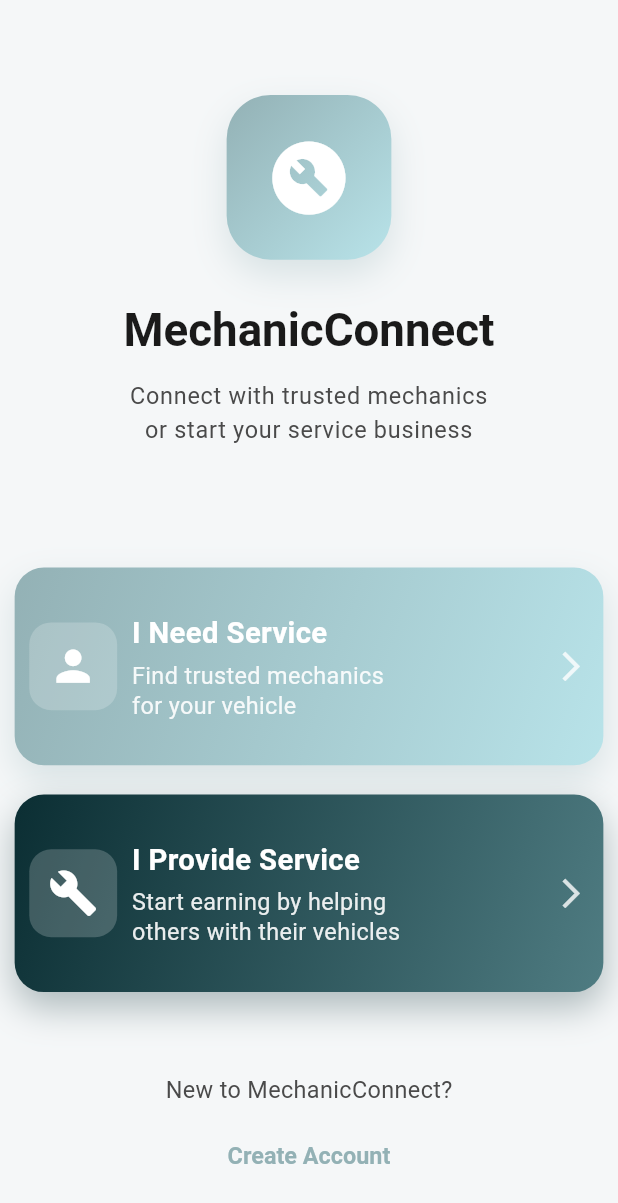
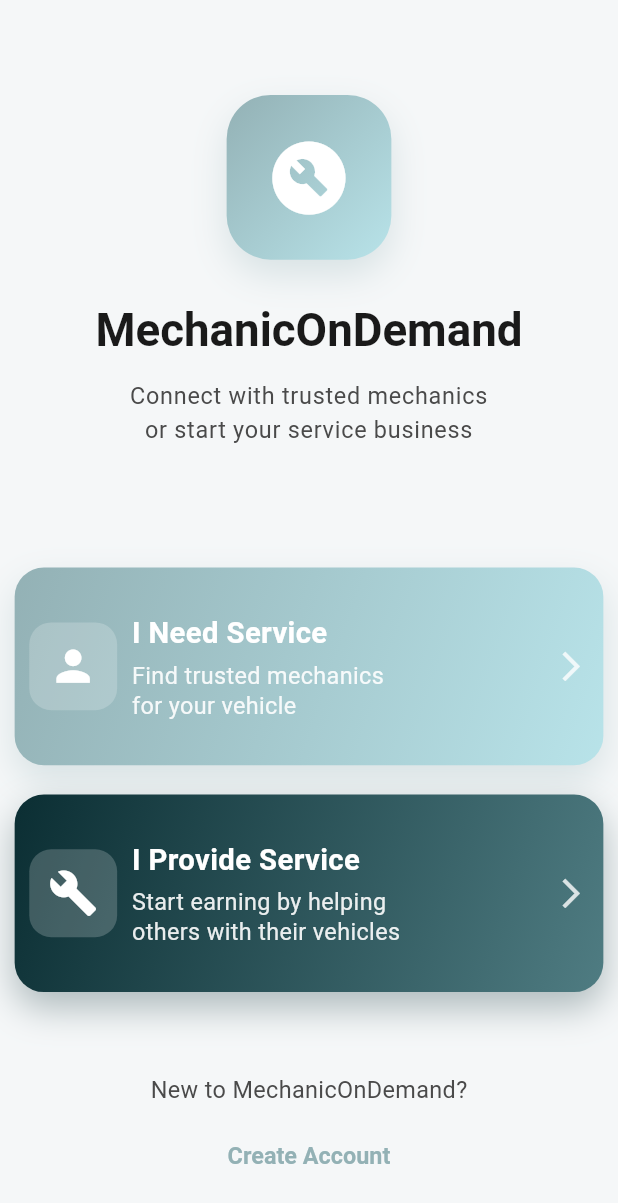
Before and after one commit to Mhaskar907/DEMAND-MECHANIC-ON, a Flutter app: the screen it shows after launch, on a phone screen of 412 x 824 dp. Shown: the top 1203 px of the screen. Run offline on Flutter 3.47's test engine with Material 3 defaults, Android fonts, the phone set to English and light mode, and no system bars; our stand-ins replace flutter_dotenv, geocoding, geolocator, google_maps_flutter, supabase_flutter; accounts and stored records are empty.

Commit message:
work done

```diff
--- a/lib/role_selection_page.dart
+++ b/lib/role_selection_page.dart
@@ -94,7 +94,7 @@ class _RoleSelectionPageState extends State<RoleSelectionPage>
                         ),
                         SizedBox(height: dim.height30),
                         Text(
-                          'MechanicConnect',
+                          'MechanicOnDemand',
                           style: Theme.of(context).textTheme.displayMedium?.copyWith(
                             fontWeight: FontWeight.bold,
                             color: AppTheme.textPrimary,
@@ -153,7 +153,7 @@ class _RoleSelectionPageState extends State<RoleSelectionPage>
                   child: Column(
                     children: [
                       Text(
-                        'New to MechanicConnect?',
+                        'New to MechanicOnDemand?',
                         style: Theme.of(context).textTheme.bodyMedium?.copyWith(
                           color: AppTheme.textSecondary,
                           fontSize: dim.font16,
```
